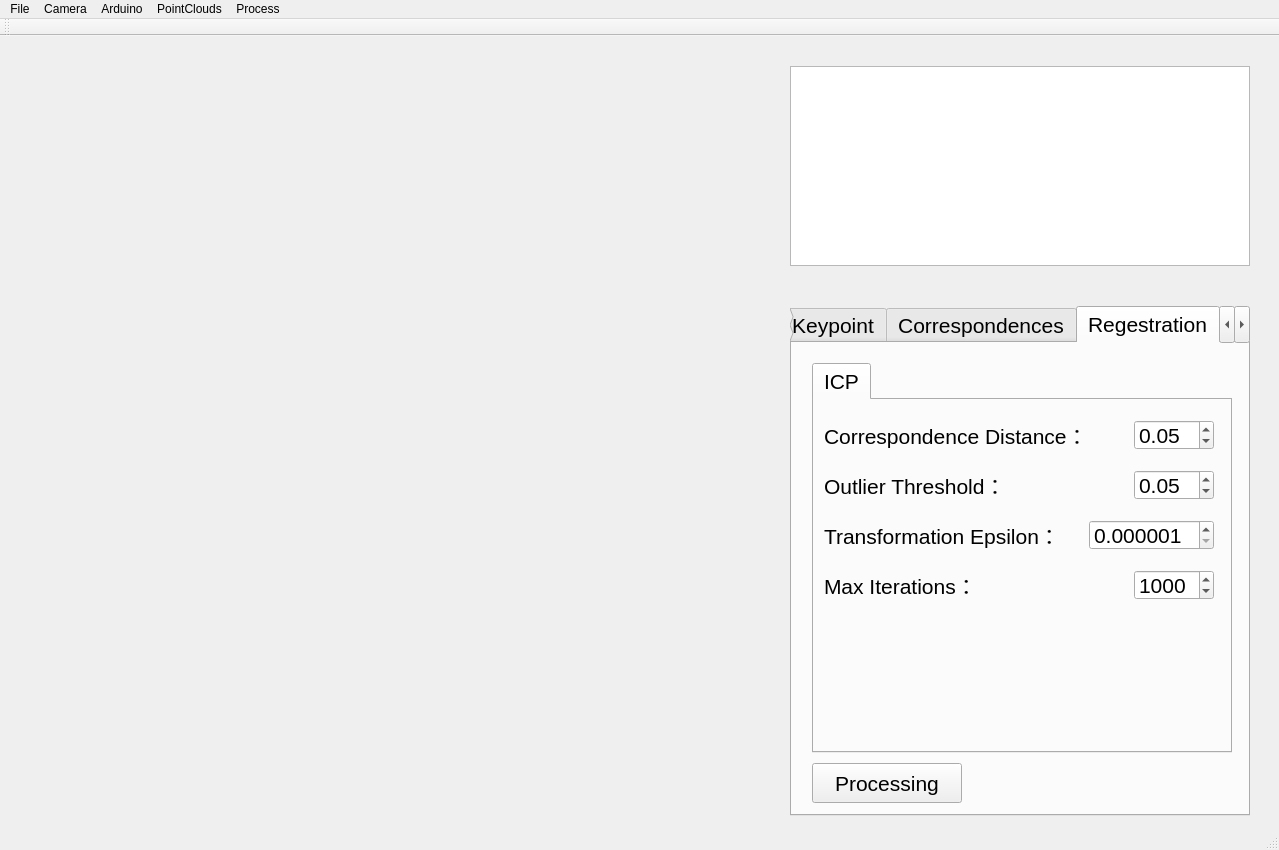
Old version of the form OBJ_Auto_SCAN/MainWindow.ui in the repository WSX741405/ITM_Auto_SCAN.
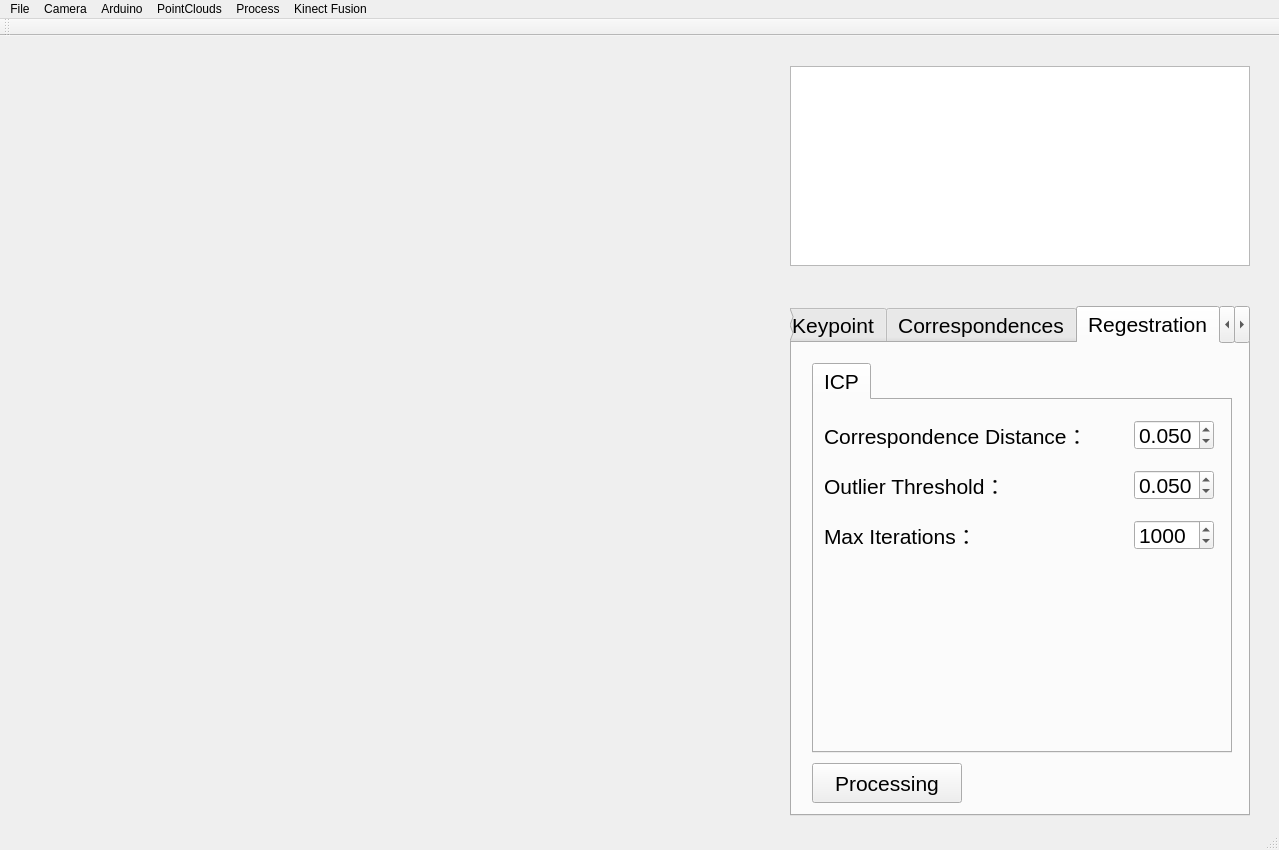
New version of the form. The open tabs and pages were chosen to show the change. Custom widgets are drawn as their Qt base class.

Diff of the .ui file:
```diff
--- a/OBJ_Auto_SCAN/MainWindow.ui
+++ b/OBJ_Auto_SCAN/MainWindow.ui
@@ -1614,8 +1614,11 @@
           <height>30</height>
          </rect>
         </property>
+        <property name="decimals">
+         <number>3</number>
+        </property>
         <property name="minimum">
-         <double>0.010000000000000</double>
+         <double>0.001000000000000</double>
         </property>
         <property name="maximum">
          <double>1.000000000000000</double>
@@ -1627,19 +1630,6 @@
          <double>0.050000000000000</double>
         </property>
        </widget>
-       <widget class="QLabel" name="_icpTransformationEpsilonLabel">
-        <property name="geometry">
-         <rect>
-          <x>10</x>
-          <y>120</y>
-          <width>280</width>
-          <height>30</height>
-         </rect>
-        </property>
-        <property name="text">
-         <string>Transformation Epsilon：</string>
-        </property>
-       </widget>
        <widget class="QDoubleSpinBox" name="_icpOutlierThresholdSpinBox">
         <property name="geometry">
          <rect>
@@ -1649,8 +1639,11 @@
           <height>30</height>
          </rect>
         </property>
+        <property name="decimals">
+         <number>3</number>
+        </property>
         <property name="minimum">
-         <double>0.010000000000000</double>
+         <double>0.001000000000000</double>
         </property>
         <property name="maximum">
          <double>1.000000000000000</double>
@@ -1666,7 +1659,7 @@
         <property name="geometry">
          <rect>
           <x>10</x>
-          <y>170</y>
+          <y>120</y>
           <width>280</width>
           <height>30</height>
          </rect>
@@ -1679,7 +1672,7 @@
         <property name="geometry">
          <rect>
           <x>320</x>
-          <y>170</y>
+          <y>120</y>
           <width>80</width>
           <height>30</height>
          </rect>
@@ -1694,31 +1687,6 @@
          <number>1000</number>
         </property>
        </widget>
-       <widget class="QDoubleSpinBox" name="_icpTransformationEpsilonSpinBox">
-        <property name="geometry">
-         <rect>
-          <x>275</x>
-          <y>120</y>
-          <width>125</width>
-          <height>30</height>
-         </rect>
-        </property>
-        <property name="decimals">
-         <number>6</number>
-        </property>
-        <property name="minimum">
-         <double>0.000001000000000</double>
-        </property>
-        <property name="maximum">
-         <double>1.000000000000000</double>
-        </property>
-        <property name="singleStep">
-         <double>0.000001000000000</double>
-        </property>
-        <property name="value">
-         <double>0.000001000000000</double>
-        </property>
-       </widget>
       </widget>
      </widget>
     </widget>
@@ -2499,13 +2467,22 @@
     <property name="title">
      <string>Process</string>
     </property>
-    <addaction name="_processICPMultiFrameAction"/>
+    <addaction name="_processICP1Action"/>
+    <addaction name="_processICP2Action"/>
+    <addaction name="_processICP3Action"/>
+   </widget>
+   <widget class="QMenu" name="menuKinect_Fusion">
+    <property name="title">
+     <string>Kinect Fusion</string>
+    </property>
+    <addaction name="_kinfuSelectedPointCloudAction"/>
    </widget>
    <addaction name="menuFile"/>
    <addaction name="menuCamera"/>
    <addaction name="menuArduino"/>
    <addaction name="menuPointCloud"/>
    <addaction name="menuProcess"/>
+   <addaction name="menuKinect_Fusion"/>
   </widget>
   <widget class="QToolBar" name="mainToolBar">
    <attribute name="toolBarArea">
```
Left out of the diff: 63 changed lines with no effect on the pictures.
